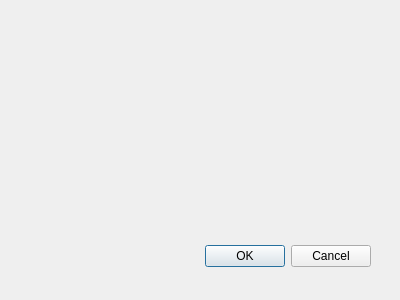
Above: reanalysis_visualization_dialog_base.ui from m-frlv/reanalysis_visualization before the change. Below: the same form after it.
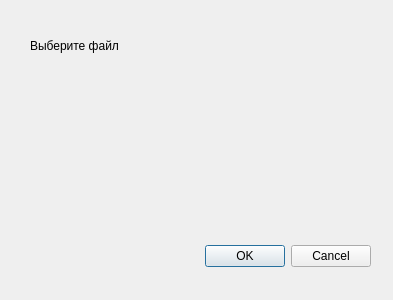
That is the form after the change. Custom widgets are drawn as their Qt base class.

Patch:
```diff
--- a/reanalysis_visualization_dialog_base.ui
+++ b/reanalysis_visualization_dialog_base.ui
@@ -1,11 +1,11 @@
 <ui version="4.0" >
  <class>ReanalysisVisualizationDialogBase</class>
- <widget class="QDialog" name="ReanalysisVisualizationDialogBase" >
-  <property name="geometry" >
+ <widget class="QDialog" name="ReanalysisVisualizationDialogBase">
+  <property name="geometry">
    <rect>
     <x>0</x>
     <y>0</y>
-    <width>400</width>
+    <width>393</width>
     <height>300</height>
    </rect>
   </property>
@@ -28,7 +28,37 @@
     <set>QDialogButtonBox::Cancel|QDialogButtonBox::Ok</set>
    </property>
   </widget>
+  <widget class="QgsFileWidget" name="mQgsFileWidget">
+   <property name="geometry">
+    <rect>
+     <x>130</x>
+     <y>30</y>
+     <width>241</width>
+     <height>28</height>
+    </rect>
+   </property>
+  </widget>
+  <widget class="QLabel" name="label">
+   <property name="geometry">
+    <rect>
+     <x>30</x>
+     <y>35</y>
+     <width>111</width>
+     <height>21</height>
+    </rect>
+   </property>
+   <property name="text">
+    <string>Выберите файл</string>
+   </property>
+  </widget>
  </widget>
+ <customwidgets>
+  <customwidget>
+   <class>QgsFileWidget</class>
+   <extends>QWidget</extends>
+   <header>qgsfilewidget.h</header>
+  </customwidget>
+ </customwidgets>
  <resources/>
  <connections>
   <connection>
```
Left out of the diff: 37 changed lines with no effect on the pictures.
